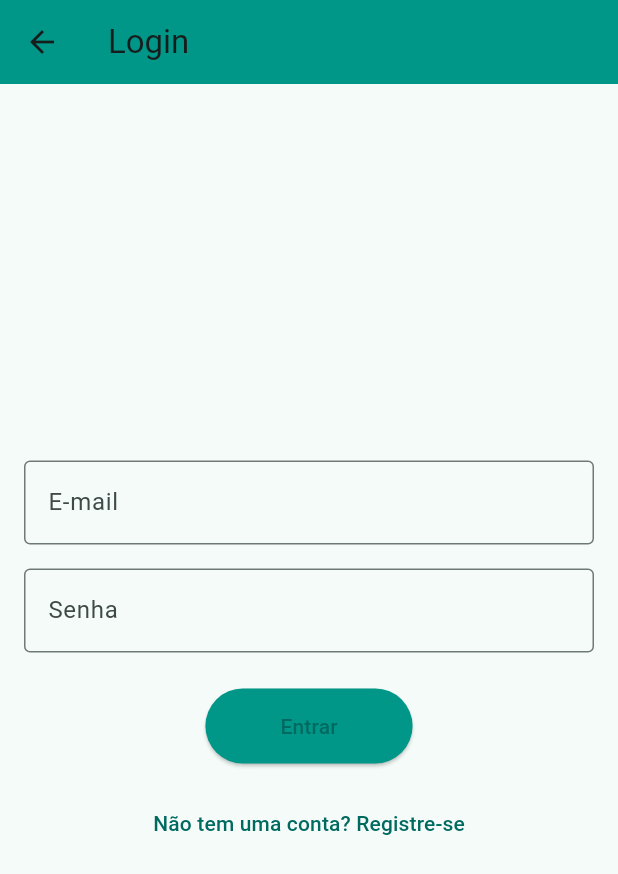
After one commit to davijannotti/gas-mapp-flutter, a Flutter app: the screen it shows after launch, in the side drawer, after a tap on "Login", on a phone screen of 412 x 824 dp. The commit adds this screen. Shown: the top 874 px of the screen. Run offline on Flutter 3.47's test engine with Material 3 defaults, Android fonts, the light colour scheme and no system bars; our stand-ins replace flutter_map, flutter_secure_storage, google_sign_in, image_picker, latlong2, location and 1 more.

Commit message:
login page

```diff
--- /dev/null
+++ b/lib/features/map/screens/login_screen.dart
@@ -0,0 +1,111 @@
+
+import 'package:flutter/material.dart';
+import 'home_page.dart';
+import 'register_screen.dart';
+
+class LoginScreen extends StatefulWidget {
+  const LoginScreen({super.key});
+
+  @override
+  State<LoginScreen> createState() => _LoginScreenState();
+}
+
+class _LoginScreenState extends State<LoginScreen> {
+  final _formKey = GlobalKey<FormState>();
+  final _emailController = TextEditingController();
+  final _passwordController = TextEditingController();
+  bool _isLoading = false;
+
+  Future<void> _login() async {
+    if (_formKey.currentState!.validate()) {
+      setState(() {
+        _isLoading = true;
+      });
+
+      // TODO: Implementar a lógica de login com o serviço de autenticação
+      await Future.delayed(const Duration(seconds: 2)); // Simula a chamada de API
+
+      setState(() {
+        _isLoading = false;
+      });
+
+      Navigator.of(context).pushReplacement(
+        MaterialPageRoute(builder: (context) => const HomePage()),
+      );
+    }
+  }
+
+  @override
+  Widget build(BuildContext context) {
+    return Scaffold(
+      appBar: AppBar(
+        title: const Text('Login'),
+        backgroundColor: Colors.teal,
+      ),
+      body: Padding(
+        padding: const EdgeInsets.all(16.0),
+        child: Form(
+          key: _formKey,
+          child: Column(
+            mainAxisAlignment: MainAxisAlignment.center,
+            children: [
+              TextFormField(
+                controller: _emailController,
+                decoration: const InputDecoration(
+                  labelText: 'E-mail',
+                  border: OutlineInputBorder(),
+                ),
+                validator: (value) {
+                  if (value == null || value.isEmpty) {
+                    return 'Por favor, insira seu e-mail';
+                  }
+                  if (!value.contains('@')) {
+                    return 'Por favor, insira um e-mail válido';
+                  }
+                  return null;
+                },
+              ),
+              const SizedBox(height: 16),
+              TextFormField(
+                controller: _passwordController,
+                decoration: const InputDecoration(
+                  labelText: 'Senha',
+                  border: OutlineInputBorder(),
+                ),
+                obscureText: true,
+                validator: (value) {
+                  if (value == null || value.isEmpty) {
+                    return 'Por favor, insira sua senha';
+                  }
+                  return null;
+                },
+              ),
+              const SizedBox(height: 24),
+              _isLoading
+                  ? const CircularProgressIndicator()
+                  : ElevatedButton(
+                      onPressed: _login,
+                      style: ElevatedButton.styleFrom(
+                        backgroundColor: Colors.teal,
+                        padding: const EdgeInsets.symmetric(
+                            horizontal: 50, vertical: 15),
+                      ),
+                      child: const Text('Entrar'),
+                    ),
+              const SizedBox(height: 16),
+              TextButton(
+                onPressed: () {
+                  Navigator.of(context).push(
+                    MaterialPageRoute(
+                        builder: (context) => const RegisterScreen()),
+                  );
+                },
+                child: const Text('Não tem uma conta? Registre-se'),
+              ),
+            ],
+          ),
+        ),
+      ),
+    );
+  }
+}
--- a/lib/main.dart
+++ b/lib/main.dart
@@ -1,10 +1,7 @@
 import 'package:flutter/material.dart';
 import 'package:flutter_app/features/map/screens/home_page.dart';
-import '../core/services/auth_helper.dart';
 
-Future<void> main() async {
-  WidgetsFlutterBinding.ensureInitialized();
-  await AuthHelper.loadToken();
+void main() {
   runApp(const MyApp());
 }
 
```
Also changed, not shown: lib/features/map/screens/register_screen.dart (added, +115 -0 lines), lib/features/map/widgets/google_login_button.dart (deleted, +0 -29 lines), lib/features/map/widgets/ocr_price_form_modal.dart (added, +176 -0 lines), lib/features/map/widgets/side_bar.dart (+30 -62 lines).
